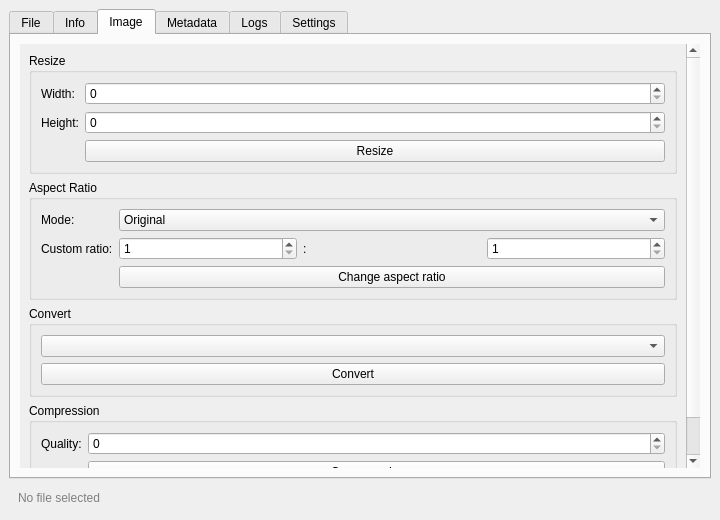
Old version of the form gui/sincleanerV2.ui in the repository sinmirka/SinTweaker.
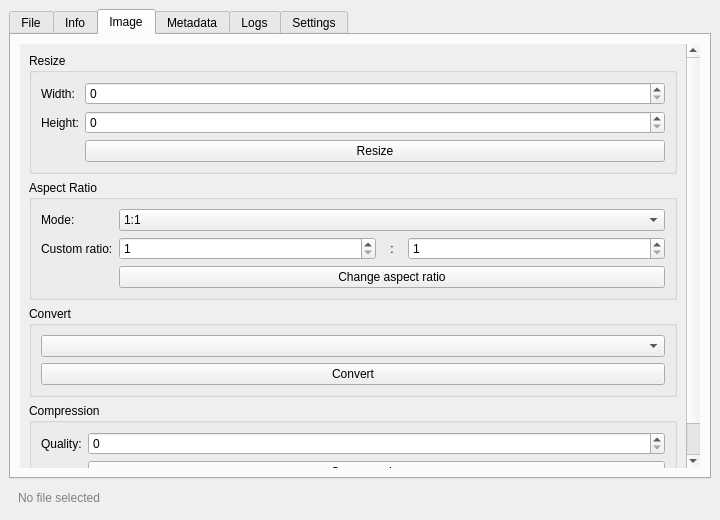
New version of the form. The open tabs and pages were chosen to show the change.

Commit message: Add custom selection of aspect ratio

```diff
--- a/gui/sincleanerV2.ui
+++ b/gui/sincleanerV2.ui
@@ -3,16 +3,23 @@
  <class>MainWindow</class>
 
  <widget class="QMainWindow" name="MainWindow">
-  <property name="windowTitle">
-   <string>SinCleaner</string>
-  </property>
-  <property name="minimumSize">
-   <size>
+  <property name="geometry">
+   <rect>
+    <x>0</x>
+    <y>0</y>
     <width>720</width>
     <height>520</height>
+   </rect>
+  </property>
+  <property name="minimumSize">
+   <size>
+    <width>20</width>
+    <height>0</height>
    </size>
   </property>
-
+  <property name="windowTitle">
+   <string>SinCleaner</string>
+  </property>
   <widget class="QWidget" name="centralwidget">
    <layout class="QVBoxLayout" name="mainLayout">
 
@@ -106,41 +113,88 @@
           </property>
 
           <widget class="QWidget" name="scrollImageContent">
+           <property name="geometry">
+            <rect>
+             <x>0</x>
+             <y>0</y>
+             <width>666</width>
+             <height>448</height>
+            </rect>
+           </property>
            <layout class="QVBoxLayout" name="imageLayout">
 
             <!-- Resize -->
             <item>
-             <widget class="QGroupBox">
-              <property name="title"><string>Resize</string></property>
+             <widget class="QGroupBox" name="groupBox">
+              <property name="title">
+               <string>Resize</string>
+              </property>
               <layout class="QFormLayout">
-               <item row="0" column="0"><widget class="QLabel"><property name="text"><string>Width:</string></property></widget></item>
-               <item row="0" column="1"><widget class="QSpinBox" name="spinWidth"/></item>
-               <item row="1" column="0"><widget class="QLabel"><property name="text"><string>Height:</string></property></widget></item>
-               <item row="1" column="1"><widget class="QSpinBox" name="spinHeight"/></item>
-               <item row="2" column="1"><widget class="QPushButton" name="btnResize"><property name="text"><string>Resize</string></property></widget></item>
+               <item row="0" column="0">
+                <widget class="QLabel" name="label">
+                 <property name="text">
+                  <string>Width:</string>
+                 </property>
+                </widget>
+               </item>
+               <item row="0" column="1">
+                <widget class="QSpinBox" name="spinWidth"/>
+               </item>
+               <item row="1" column="0">
+                <widget class="QLabel" name="label">
+                 <property name="text">
+                  <string>Height:</string>
+                 </property>
+                </widget>
+               </item>
+               <item row="1" column="1">
+                <widget class="QSpinBox" name="spinHeight"/>
+               </item>
+               <item row="2" column="1">
+                <widget class="QPushButton" name="btnResize">
+                 <property name="text">
+                  <string>Resize</string>
+                 </property>
+                </widget>
+               </item>
               </layout>
              </widget>
             </item>
-
-            <!-- Aspect Ratio -->
             <item>
-             <widget class="QGroupBox">
-              <property name="title"><string>Aspect Ratio</string></property>
+             <widget class="QGroupBox" name="groupBox">
+              <property name="title">
+               <string>Aspect Ratio</string>
+              </property>
               <layout class="QFormLayout">
-
                <item row="0" column="0">
-                <widget class="QLabel">
-                 <property name="text"><string>Mode:</string></property>
+                <widget class="QLabel" name="label">
+                 <property name="text">
+                  <string>Mode:</string>
+                 </property>
                 </widget>
                </item>
-
                <item row="0" column="1">
                 <widget class="QComboBox" name="comboAspectRatio">
-                 <item><property name="text"><string>Original</string></property></item>
-                 <item><property name="text"><string>1:1</string></property></item>
-                 <item><property name="text"><string>4:3</string></property></item>
-                 <item><property name="text"><string>16:9</string></property></item>
-                 <item><property name="text"><string>Custom</string></property></item>
+                 <item>
+                  <property name="text">
+                   <string>1:1</string>
+                  </property>
+                 </item>
+                 <item>
+                  <property name="text">
+                   <string>4:3</string>
+                  </property>
+                 </item>
+                 <item>
+                  <property name="text">
+                   <string>16:9</string>
+                  </property>
+                 </item>
+                 <item>
+                  <property name="text">
+                   <string>Custom</string>
+                  </property>
+                 </item>
                 </widget>
                </item>
 
@@ -161,8 +215,27 @@
                  </item>
                  <item>
                   <widget class="QLabel" name="labelAspectColon">
-                   <property name="text"><string>:</string></property>
-                   <property name="visible"><bool>false</bool></property>
+                   <property name="sizePolicy">
+                    <sizepolicy hsizetype="Minimum" vsizetype="Preferred">
+                     <horstretch>0</horstretch>
+                     <verstretch>0</verstretch>
+                    </sizepolicy>
+                   </property>
+                   <property name="maximumSize">
+                    <size>
+                     <width>20</width>
+                     <height>16777215</height>
+                    </size>
+                   </property>
+                   <property name="visible">
+                    <bool>false</bool>
+                   </property>
+                   <property name="text">
+                    <string>:</string>
+                   </property>
+                   <property name="alignment">
+                    <set>Qt::AlignmentFlag::AlignCenter</set>
+                   </property>
                   </widget>
                  </item>
                  <item>
@@ -183,32 +256,56 @@
               </layout>
              </widget>
             </item>
-
-            <!-- Convert -->
             <item>
-             <widget class="QGroupBox">
-              <property name="title"><string>Convert</string></property>
+             <widget class="QGroupBox" name="groupBox">
+              <property name="title">
+               <string>Convert</string>
+              </property>
               <layout class="QVBoxLayout">
                <item><widget class="QComboBox" name="comboFormat"/></item>
                <item><widget class="QPushButton" name="btnConvert"><property name="text"><string>Convert</string></property></widget></item>
               </layout>
              </widget>
             </item>
-
-            <!-- Compression -->
             <item>
-             <widget class="QGroupBox">
-              <property name="title"><string>Compression</string></property>
+             <widget class="QGroupBox" name="groupBox">
+              <property name="title">
+               <string>Compression</string>
+              </property>
               <layout class="QFormLayout">
-               <item row="0" column="0"><widget class="QLabel"><property name="text"><string>Quality:</string></property></widget></item>
-               <item row="0" column="1"><widget class="QSpinBox" name="spinQuality"/></item>
-               <item row="1" column="1"><widget class="QPushButton" name="btnCompress"><property name="text"><string>Compress Image</string></property></widget></item>
+               <item row="0" column="0">
+                <widget class="QLabel" name="label">
+                 <property name="text">
+                  <string>Quality:</string>
+                 </property>
+                </widget>
+               </item>
+               <item row="0" column="1">
+                <widget class="QSpinBox" name="spinQuality"/>
+               </item>
+               <item row="1" column="1">
+                <widget class="QPushButton" name="btnCompress">
+                 <property name="text">
+                  <string>Compress Image</string>
+                 </property>
+                </widget>
+               </item>
               </layout>
              </widget>
             </item>
-
-            <item><spacer><property name="orientation"><enum>Qt::Vertical</enum></property></spacer></item>
-
+            <item>
+             <spacer>
+              <property name="orientation">
+               <enum>Qt::Orientation::Vertical</enum>
+              </property>
+              <property name="sizeHint" stdset="0">
+               <size>
+                <width>0</width>
+                <height>0</height>
+               </size>
+              </property>
+             </spacer>
+            </item>
            </layout>
           </widget>
          </widget>
```
Left out of the diff: 289 changed lines with no effect on the pictures. The commit also changes 1 other file.
